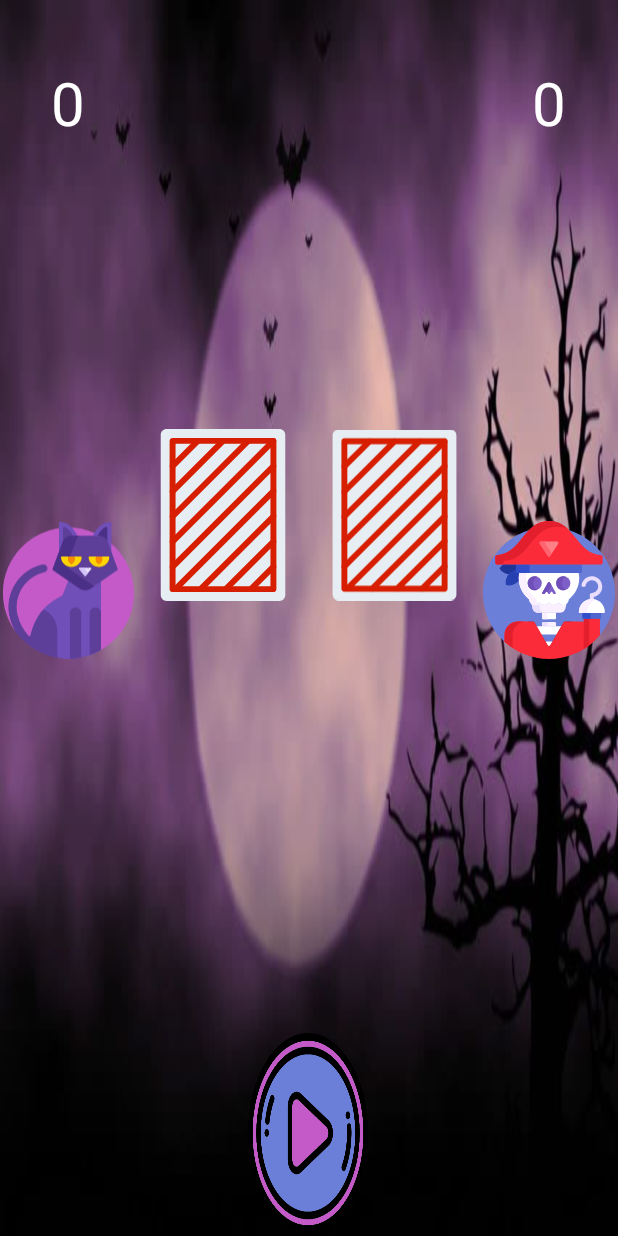
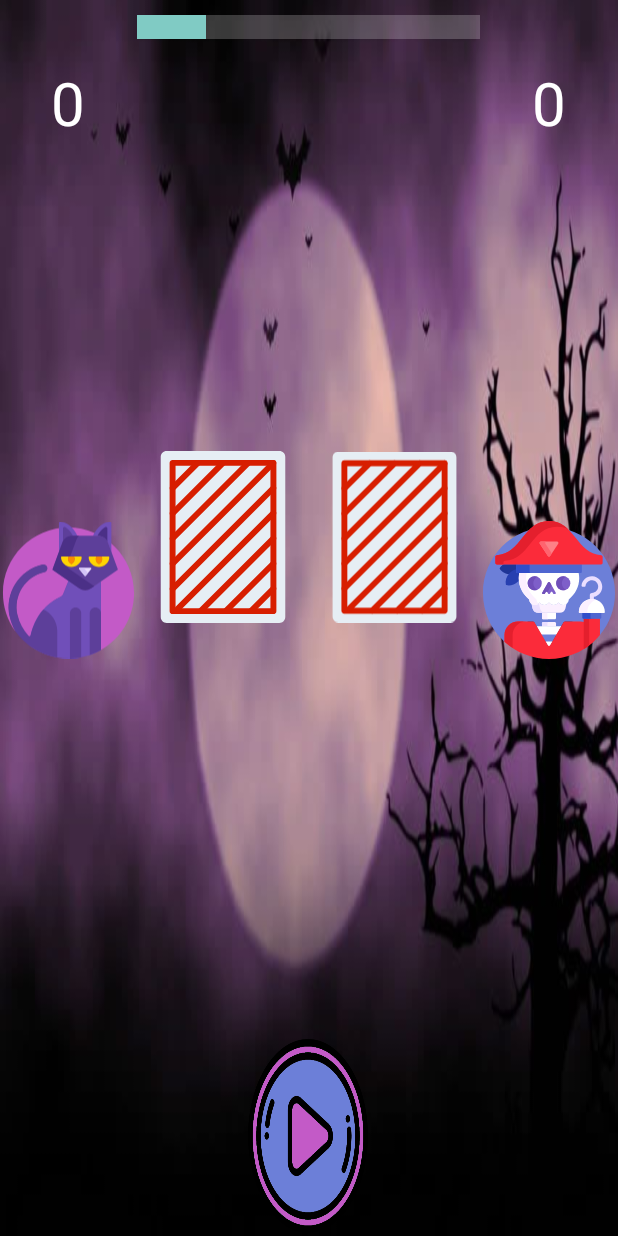
Before and after one commit to OmriGilhar/AndroidCardWar, an Android app: the screen it shows after launch (Game_Activity), after a tap on "START GAME", on a phone screen of 412 x 824 dp. Run offline under Robolectric (Android 15) with nearby library versions, the phone set to English and light mode, and no system bars.

Commit message:
Add fragments frames, added progress bar.
	* Basic implementation

```diff
--- a/app/build.gradle
+++ b/app/build.gradle
@@ -33,7 +33,9 @@ dependencies {
     implementation 'androidx.appcompat:appcompat:1.2.0'
     implementation 'com.google.android.material:material:1.2.1'
     implementation 'androidx.constraintlayout:constraintlayout:2.0.4'
+    implementation 'androidx.wear:wear:1.0.0'
     testImplementation 'junit:junit:4.+'
     androidTestImplementation 'androidx.test.ext:junit:1.1.2'
     androidTestImplementation 'androidx.test.espresso:espresso-core:3.3.0'
+    compileOnly 'com.google.android.wearable:wearable:2.6.0'
 }
--- a/app/src/main/java/com/example/msogcardwar/activities/Game_Activity.java
+++ b/app/src/main/java/com/example/msogcardwar/activities/Game_Activity.java
@@ -4,11 +4,13 @@ import androidx.annotation.NonNull;
 import androidx.appcompat.app.AppCompatActivity;
 
 import android.content.Intent;
+import android.os.CountDownTimer;
 import android.media.MediaPlayer;
 import android.os.Bundle;
 import android.util.Log;
 import android.widget.ImageButton;
 import android.widget.ImageView;
+import android.widget.ProgressBar;
 import android.widget.TextView;
 
 import com.example.msogcardwar.gamelogic.CardEntry;
@@ -27,6 +29,9 @@ public class Game_Activity extends AppCompatActivity {
     private ImageButton game_btn_play;
     private GameManager game_manager;
     private MediaPlayer backgroundMusic;
+    private ProgressBar game_PB_Timer;
+    private MyCountDownTimer myCountDownTimer;
+    private Boolean isGameActive = true;
 
 
     @Override
@@ -79,6 +84,7 @@ public class Game_Activity extends AppCompatActivity {
         game_lbl_scorePlayer2 = findViewById(R.id.game_LBL_scorePlayer2);
         game_img_card_player2 = findViewById(R.id.game_IMG_card_player2);
         game_btn_play = findViewById(R.id.game_BTN_play);
+        game_PB_Timer = findViewById(R.id.game_PB_Timer);
     }
 
     private void initViews() {
@@ -91,9 +97,34 @@ public class Game_Activity extends AppCompatActivity {
         backgroundMusic = MediaPlayer.create(this,
                 R.raw.loyalty_freak_music10the_witch_are_going_magical);
         backgroundMusic.start();
+        startGameTimer();
 
         game_btn_play.setOnClickListener(v -> nextRound());
     }
+
+
+    private void startGameTimer(){
+        myCountDownTimer = new MyCountDownTimer(5000, 1000);
+        myCountDownTimer.start();
+    }
+
+    public class MyCountDownTimer extends CountDownTimer {
+        public MyCountDownTimer(long millisInFuture, long countDownInterval) {
+            super(millisInFuture, countDownInterval);
+        }
+
+        @Override
+        public void onTick(long millisUntilFinished) {
+            int progress = (int) (millisUntilFinished/50);
+            Log.println(Log.DEBUG, "kaka", "----------");
+            game_PB_Timer.setProgress(game_PB_Timer.getMax()-progress);
+        }
+        @Override
+        public void onFinish() {
+            if (isGameActive) nextRound();
+        }
+    }
+
 
     private void getPlayersCardFromInstance(Bundle savedInstanceState) {
         game_manager.getPlayerOne().setPlayerCard(new CardEntry<>(
@@ -129,6 +160,7 @@ public class Game_Activity extends AppCompatActivity {
 
     private void nextRound() {
         int drawable_id;
+        myCountDownTimer.cancel();
         game_manager.pullNewCards();
         game_manager.updateWinner();
         refreshCardView(game_manager.getPlayerOne().getPlayerCard().getKey(), game_manager.getPlayerTwo().getPlayerCard().getKey());
@@ -145,9 +177,11 @@ public class Game_Activity extends AppCompatActivity {
                 break;
         }
 
+        myCountDownTimer.start();
     }
 
     private void openWinnerView(int winner_score, int drawable_id) {
+        isGameActive = false;
         Intent winnerView = new Intent(Game_Activity.this, Winner_Activity.class);
         winnerView.putExtra("winner_score", winner_score);
         winnerView.putExtra("winner_image_id", drawable_id);
--- a/app/src/main/java/com/example/msogcardwar/activities/Menu_Activity.java
+++ b/app/src/main/java/com/example/msogcardwar/activities/Menu_Activity.java
@@ -12,6 +12,7 @@ import com.example.msogcardwar.R;
 public class Menu_Activity extends AppCompatActivity {
 
     private Button start_game_btn;
+    private Button scoreboard_btn;
     private MediaPlayer backgroundMusic;
 
     @Override
@@ -25,12 +26,21 @@ public class Menu_Activity extends AppCompatActivity {
 
     private void find_views() {
         start_game_btn = findViewById(R.id.startGame_BTN_menu);
+        scoreboard_btn = findViewById(R.id.scoreboard_BTN_menu);
     }
 
     private void init_views() {
         start_game_btn.setOnClickListener(v -> openGameView());
+        scoreboard_btn.setOnClickListener(v -> openScoreboardView());
         backgroundMusic = MediaPlayer.create(this, R.raw.loyalty_freak_music04hello_regan);
         backgroundMusic.start();
+    }
+
+
+    private void openScoreboardView() {
+        Intent gameIntent= new Intent(Menu_Activity.this, Scoreboard_Activity.class);
+        Menu_Activity.this.startActivity(gameIntent);
+        backgroundMusic.release();
     }
 
     private void openGameView() {
--- a/app/src/main/res/layout/game_activity.xml
+++ b/app/src/main/res/layout/game_activity.xml
@@ -51,6 +51,18 @@
             android:gravity="center"
             android:orientation="vertical">
 
+            <ProgressBar
+                android:id="@+id/game_PB_Timer"
+                style="?android:attr/progressBarStyleHorizontal"
+                android:layout_width="match_parent"
+                android:layout_height="wrap_content"
+                android:layout_marginTop="10dp"
+                android:scaleY="4"
+                android:layout_centerHorizontal="true"
+                android:layout_centerVertical="true"
+                android:max="100"
+                android:progress="0"/>
+
             <LinearLayout
                 android:layout_width="match_parent"
                 android:layout_height="0dp"
@@ -58,6 +70,7 @@
                 android:orientation="horizontal"
                 android:gravity="center"
                 tools:ignore="NestedWeights">
+
 
 
                 <ImageView
@@ -125,6 +138,7 @@
             </LinearLayout>
 
         </LinearLayout>
+
     </LinearLayout>
 
 
```
Also changed, not shown: app/src/main/AndroidManifest.xml (+6 -1 lines), app/src/main/java/com/example/msogcardwar/activities/Scoreboard_Activity.java (added, +26 -0 lines), app/src/main/java/com/example/msogcardwar/fragments/Fragment_Location.java (added, +8 -0 lines), app/src/main/java/com/example/msogcardwar/fragments/Fragment_Scoreboard.java (added, +18 -0 lines), app/src/main/res/layout/menu_activity.xml (+10 -0 lines), app/src/main/res/layout/scorebaord_activity.xml (added, +50 -0 lines), app/src/main/res/values/dimens.xml (added, +15 -0 lines), app/src/main/res/values/strings.xml (+9 -0 lines).
